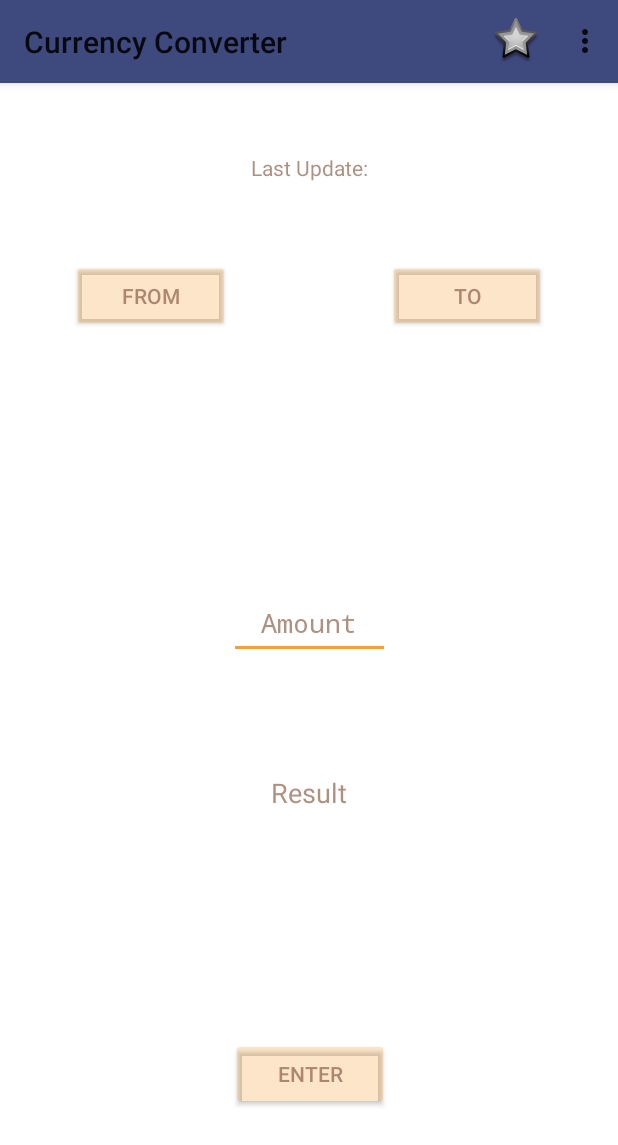
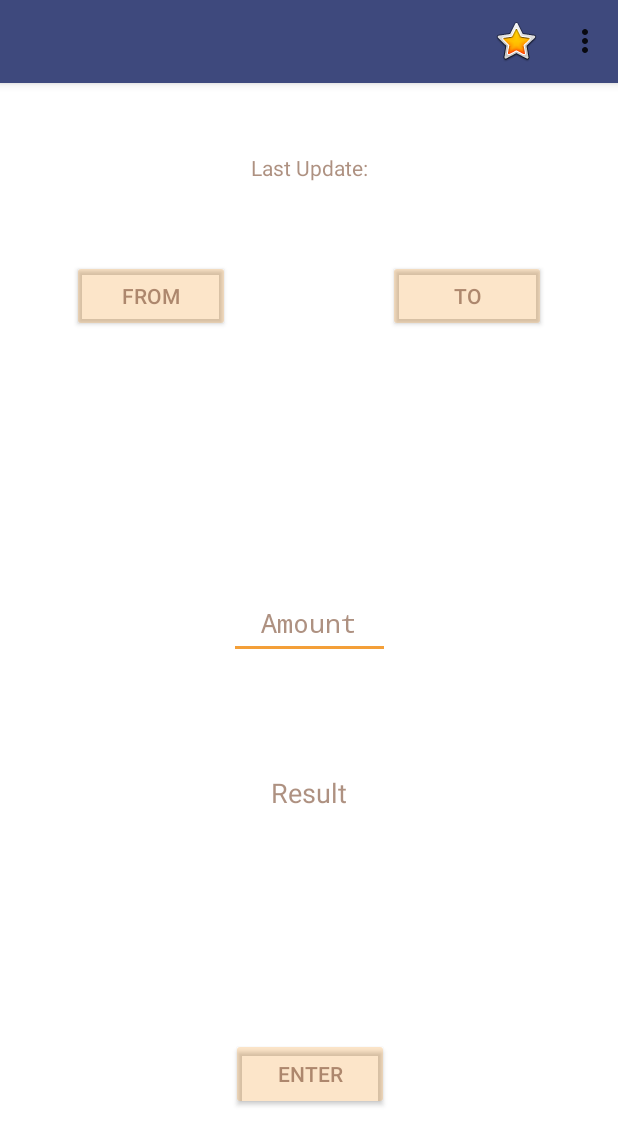
Before and after one commit to DPuddinu/XMLreader, an Android app: the screen it shows after launch (MainActivity), on a phone screen of 412 x 824 dp. Shown: the top 1145 px of the screen. Run offline under Robolectric (Android 15) with nearby library versions, the phone set to English and light mode, and no system bars; our stand-ins replace Volley; network calls fail.

```diff
--- a/app/src/main/java/com/example/dario/xmlreader/MainActivity.java
+++ b/app/src/main/java/com/example/dario/xmlreader/MainActivity.java
@@ -21,6 +21,7 @@ public class MainActivity extends AppCompatActivity {
         setContentView(R.layout.activity_main);
         Toolbar myToolbar = findViewById(R.id.my_toolbar);
         setSupportActionBar(myToolbar);
+        getSupportActionBar().setDisplayShowTitleEnabled(false);
 
         requestHandler.fetchDocument();
         SharedPreferences m = PreferenceManager.getDefaultSharedPreferences(this);
--- a/app/src/main/res/menu/menu_main.xml
+++ b/app/src/main/res/menu/menu_main.xml
@@ -8,7 +8,7 @@
         app:showAsAction="never" />
     <item
         android:id="@+id/action_favorite"
-        android:icon="@android:drawable/star_big_off"
+        android:icon="@android:drawable/btn_star_big_on"
         android:title="@string/action_favorite"
         app:showAsAction="ifRoom" />
     <item android:title="@string/action_addCustomCurrency" />
--- a/app/src/main/res/values/styles.xml
+++ b/app/src/main/res/values/styles.xml
@@ -6,7 +6,6 @@
         <item name="colorPrimary">@color/colorPrimary</item>
         <item name="colorPrimaryDark">@color/colorPrimaryDark</item>
         <item name="colorAccent">@color/colorAccent</item>
-
         <item name="android:windowFullscreen">true</item>
     </style>
 
```
